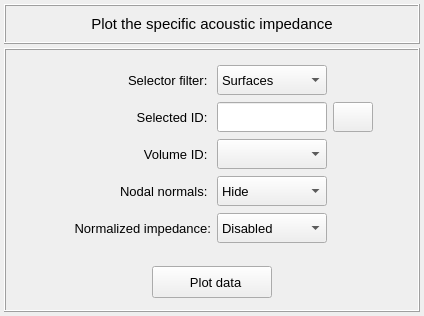
The window that vibra/interface/data/ui_files/plots/acoustic/acoustic_impedance_inputs.ui (MOPT-UFSC/VIBRA) describes before a commit, drawn with Qt 5.
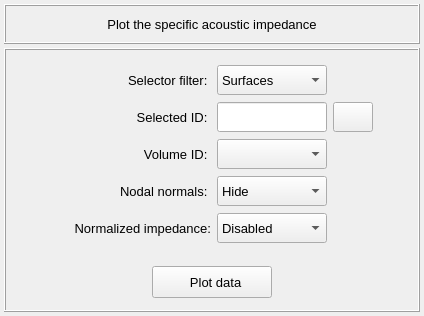
The same window after the commit. Icons and pictures are not drawn.

What changed in the file:
```diff
--- a/vibra/interface/data/ui_files/plots/acoustic/acoustic_impedance_inputs.ui
+++ b/vibra/interface/data/ui_files/plots/acoustic/acoustic_impedance_inputs.ui
@@ -96,8 +96,8 @@
         </property>
         <property name="font">
          <font>
-          <family>MS Shell Dlg 2</family>
-          <pointsize>11</pointsize>
+          <family>Segoe UI</family>
+          <pointsize>10</pointsize>
           <italic>false</italic>
           <bold>false</bold>
          </font>
```
